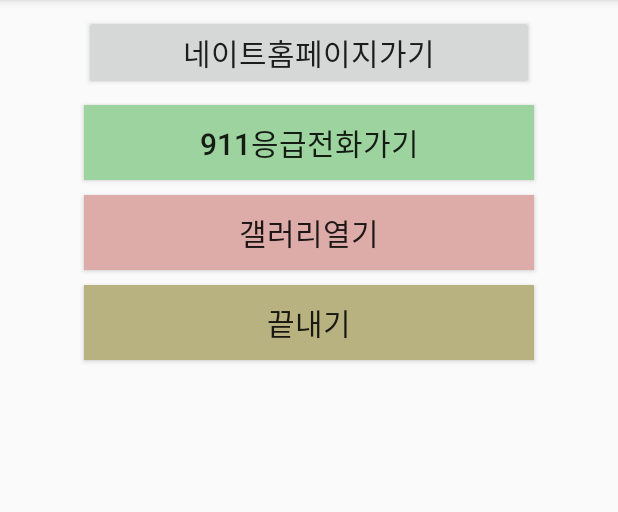
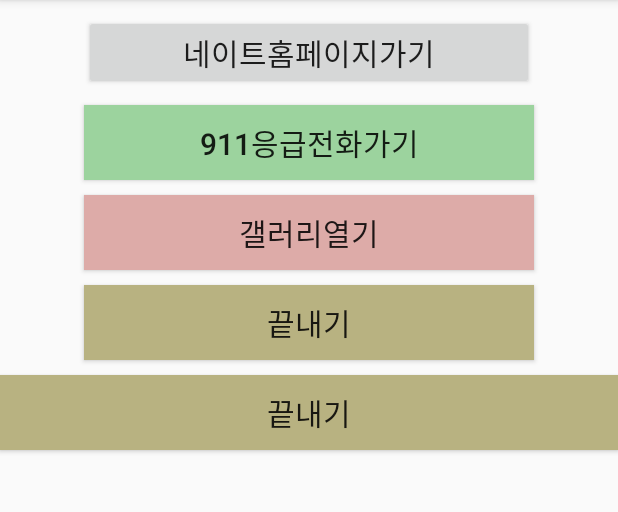
Before and after one commit to kdongjin/FourButton, an Android app: the screen it shows after launch (MainActivity), on a phone screen of 412 x 824 dp, the part 84-596 px from its top. Run offline under Robolectric (Android 15) with nearby library versions, the phone set to English and light mode, and no system bars.

Commit message:
activity_main add

```diff
--- a/app/src/main/res/layout/activity_main.xml
+++ b/app/src/main/res/layout/activity_main.xml
@@ -47,4 +47,14 @@
         android:padding="10dp"
         android:text="끝내기"
         android:textSize="20sp" />
+
+    <Button
+        android:id="@+id/btnClose2"
+        android:layout_width="match_parent"
+        android:layout_height="wrap_content"
+        android:layout_marginBottom="10dp"
+        android:background="#B8B281"
+        android:padding="10dp"
+        android:text="끝내기"
+        android:textSize="20sp" />
 </LinearLayout>
```
